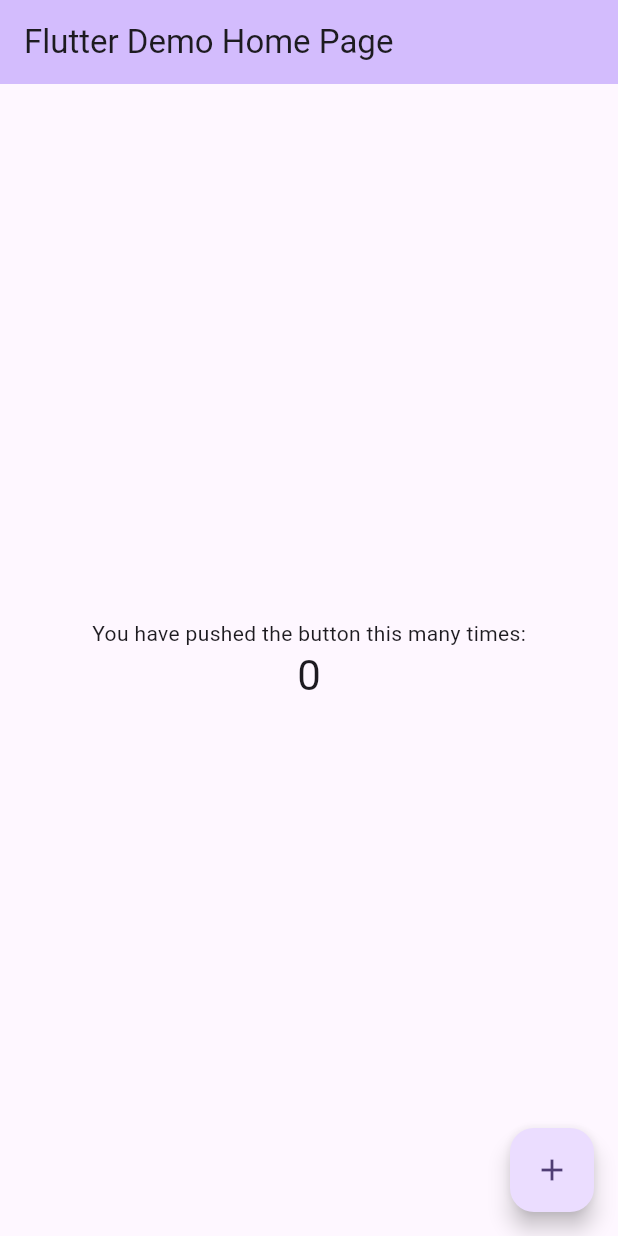
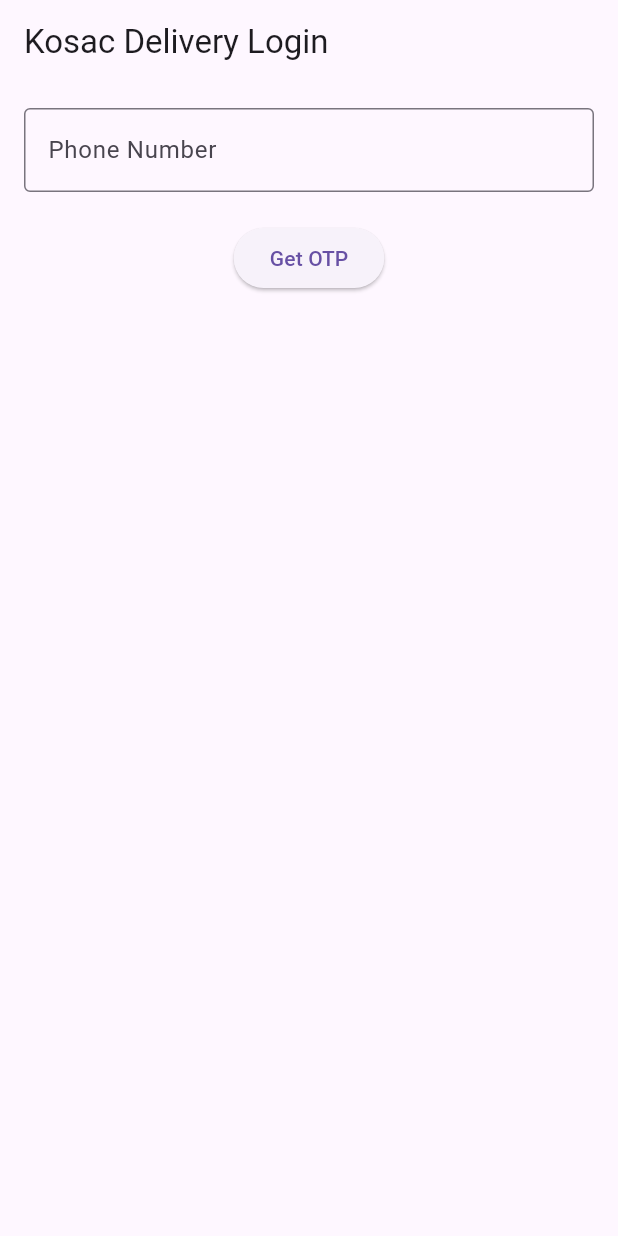
Before and after one commit to kosac-tech/delivery_App, a Flutter app: the screen it shows after launch, on a phone screen of 412 x 824 dp. Run offline on Flutter 3.47's test engine with Material 3 defaults, Android fonts, the phone set to English and light mode, and no system bars; our stand-ins replace firebase_auth, firebase_core; accounts and stored records are empty.

Commit message:
✅ App working: Firebase OTP login, package name fix, cleaned structure

```diff
--- a/lib/main.dart
+++ b/lib/main.dart
@@ -1,122 +1,14 @@
 import 'package:flutter/material.dart';
+import 'package:firebase_core/firebase_core.dart';
+import 'phone_login_screen.dart'; // 👈 Make sure this is imported
 
-void main() {
-  runApp(const MyApp());
+void main() async {
+  WidgetsFlutterBinding.ensureInitialized();
+  await Firebase.initializeApp();
+  runApp(
+    MaterialApp(
+      debugShowCheckedModeBanner: false,
+      home: PhoneLoginScreen(), // 👈 This sets your login screen
+    ),
+  );
 }
-
-class MyApp extends StatelessWidget {
-  const MyApp({super.key});
-
-  // This widget is the root of your application.
-  @override
-  Widget build(BuildContext context) {
-    return MaterialApp(
-      title: 'Flutter Demo',
-      theme: ThemeData(
-        // This is the theme of your application.
-        //
-        // TRY THIS: Try running your application with "flutter run". You'll see
-        // the application has a purple toolbar. Then, without quitting the app,
-        // try changing the seedColor in the colorScheme below to Colors.green
-        // and then invoke "hot reload" (save your changes or press the "hot
-        // reload" button in a Flutter-supported IDE, or press "r" if you used
-        // the command line to start the app).
-        //
-        // Notice that the counter didn't reset back to zero; the application
-        // state is not lost during the reload. To reset the state, use hot
-        // restart instead.
-        //
-        // This works for code too, not just values: Most code changes can be
-        // tested with just a hot reload.
-        colorScheme: ColorScheme.fromSeed(seedColor: Colors.deepPurple),
-      ),
-      home: const MyHomePage(title: 'Flutter Demo Home Page'),
-    );
-  }
-}
-
-class MyHomePage extends StatefulWidget {
-  const MyHomePage({super.key, required this.title});
-
-  // This widget is the home page of your application. It is stateful, meaning
-  // that it has a State object (defined below) that contains fields that affect
-  // how it looks.
-
-  // This class is the configuration for the state. It holds the values (in this
-  // case the title) provided by the parent (in this case the App widget) and
-  // used by the build method of the State. Fields in a Widget subclass are
-  // always marked "final".
-
-  final String title;
-
-  @override
-  State<MyHomePage> createState() => _MyHomePageState();
-}
-
-class _MyHomePageState extends State<MyHomePage> {
-  int _counter = 0;
-
-  void _incrementCounter() {
-    setState(() {
-      // This call to setState tells the Flutter framework that something has
-      // changed in this State, which causes it to rerun the build method below
-      // so that the display can reflect the updated values. If we changed
-      // _counter without calling setState(), then the build method would not be
-      // called again, and so nothing would appear to happen.
-      _counter++;
-    });
-  }
-
-  @override
-  Widget build(BuildContext context) {
-    // This method is rerun every time setState is called, for instance as done
-    // by the _incrementCounter method above.
-    //
-    // The Flutter framework has been optimized to make rerunning build methods
-    // fast, so that you can just rebuild anything that needs updating rather
-    // than having to individually change instances of widgets.
-    return Scaffold(
-      appBar: AppBar(
-        // TRY THIS: Try changing the color here to a specific color (to
-        // Colors.amber, perhaps?) and trigger a hot reload to see the AppBar
-        // change color while the other colors stay the same.
-        backgroundColor: Theme.of(context).colorScheme.inversePrimary,
-        // Here we take the value from the MyHomePage object that was created by
-        // the App.build method, and use it to set our appbar title.
-        title: Text(widget.title),
-      ),
-      body: Center(
-        // Center is a layout widget. It takes a single child and positions it
-        // in the middle of the parent.
-        child: Column(
-          // Column is also a layout widget. It takes a list of children and
-          // arranges them vertically. By default, it sizes itself to fit its
-          // children horizontally, and tries to be as tall as its parent.
-          //
-          // Column has various properties to control how it sizes itself and
-          // how it positions its children. Here we use mainAxisAlignment to
-          // center the children vertically; the main axis here is the vertical
-          // axis because Columns are vertical (the cross axis would be
-          // horizontal).
-          //
-          // TRY THIS: Invoke "debug painting" (choose the "Toggle Debug Paint"
-          // action in the IDE, or press "p" in the console), to see the
-          // wireframe for each widget.
-          mainAxisAlignment: MainAxisAlignment.center,
-          children: <Widget>[
-            const Text('You have pushed the button this many times:'),
-            Text(
-              '$_counter',
-              style: Theme.of(context).textTheme.headlineMedium,
-            ),
-          ],
-        ),
-      ),
-      floatingActionButton: FloatingActionButton(
-        onPressed: _incrementCounter,
-        tooltip: 'Increment',
-        child: const Icon(Icons.add),
-      ), // This trailing comma makes auto-formatting nicer for build methods.
-    );
-  }
-}
--- /dev/null
+++ b/lib/phone_login_screen.dart
@@ -0,0 +1,68 @@
+import 'package:flutter/material.dart';
+import 'package:firebase_auth/firebase_auth.dart';
+import 'otp_verification_screen.dart';
+
+
+class PhoneLoginScreen extends StatefulWidget {
+  const PhoneLoginScreen({super.key});
+
+  @override
+  State<PhoneLoginScreen> createState() => _PhoneLoginScreenState();
+}
+
+class _PhoneLoginScreenState extends State<PhoneLoginScreen> {
+  final _phoneController = TextEditingController();
+
+  void sendOTP() async {
+    String phone = "+91${_phoneController.text.trim()}";
+
+    await FirebaseAuth.instance.verifyPhoneNumber(
+      phoneNumber: phone,
+      verificationCompleted: (PhoneAuthCredential credential) {
+        // Auto-retrieval
+      },
+      verificationFailed: (FirebaseAuthException e) {
+        ScaffoldMessenger.of(context).showSnackBar(
+          SnackBar(content: Text("Verification failed: ${e.message}")),
+        );
+      },
+      codeSent: (String verificationId, int? resendToken) {
+        Navigator.push(
+          context,
+          MaterialPageRoute(
+            builder: (_) => OtpVerificationScreen(verificationId: verificationId),
+          ),
+        );
+      },
+      codeAutoRetrievalTimeout: (String verificationId) {},
+    );
+  }
+
+  @override
+  Widget build(BuildContext context) {
+    return Scaffold(
+      appBar: AppBar(title: Text('Kosac Delivery Login')),
+      body: Padding(
+        padding: const EdgeInsets.all(16.0),
+        child: Column(
+          children: [
+            TextField(
+              controller: _phoneController,
+              keyboardType: TextInputType.phone,
+              decoration: InputDecoration(
+                labelText: 'Phone Number',
+                prefixText: '+91 ',
+                border: OutlineInputBorder(),
+              ),
+            ),
+            SizedBox(height: 20),
+            ElevatedButton(
+              onPressed: sendOTP,
+              child: Text('Get OTP'),
+            ),
+          ],
+        ),
+      ),
+    );
+  }
+}
--- a/pubspec.yaml
+++ b/pubspec.yaml
@@ -38,6 +38,11 @@ dependencies:
 dev_dependencies:
   flutter_test:
     sdk: flutter
+
+  firebase_core: ^2.24.2
+  firebase_auth: ^4.17.8
+
+
 
   # The "flutter_lints" package below contains a set of recommended lints to
   # encourage good coding practices. The lint set provided by the package is
```
Also changed, not shown: lib/otp_verification_screen.dart (added, +63 -0 lines), pubspec.lock, 8 other files.
